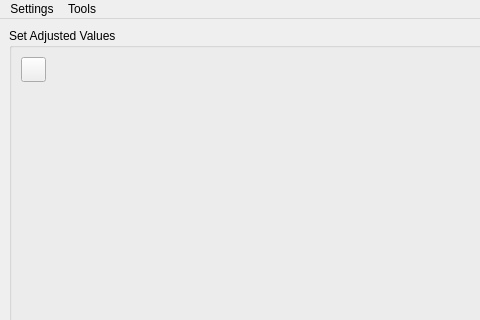
Old version of the form src/mainwindow.ui in the repository marvin5300/general-purpose-control; both pictures show x 0 to 480 and y 0 to 320 of the 908 by 722 pixel window.
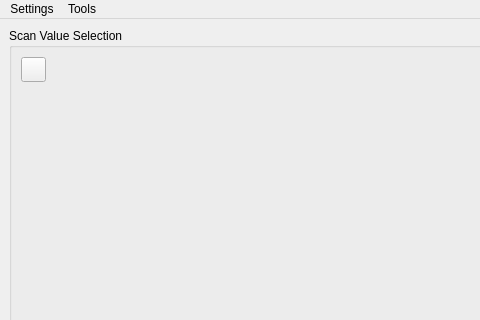
New version of the form.

```diff
--- a/src/mainwindow.ui
+++ b/src/mainwindow.ui
@@ -18,7 +18,7 @@
     <item row="0" column="0">
      <widget class="QGroupBox" name="setValuesBox">
       <property name="title">
-       <string>Set Adjusted Values</string>
+       <string>Scan Value Selection</string>
       </property>
       <layout class="QGridLayout" name="gridLayout">
        <item row="0" column="0">
```
